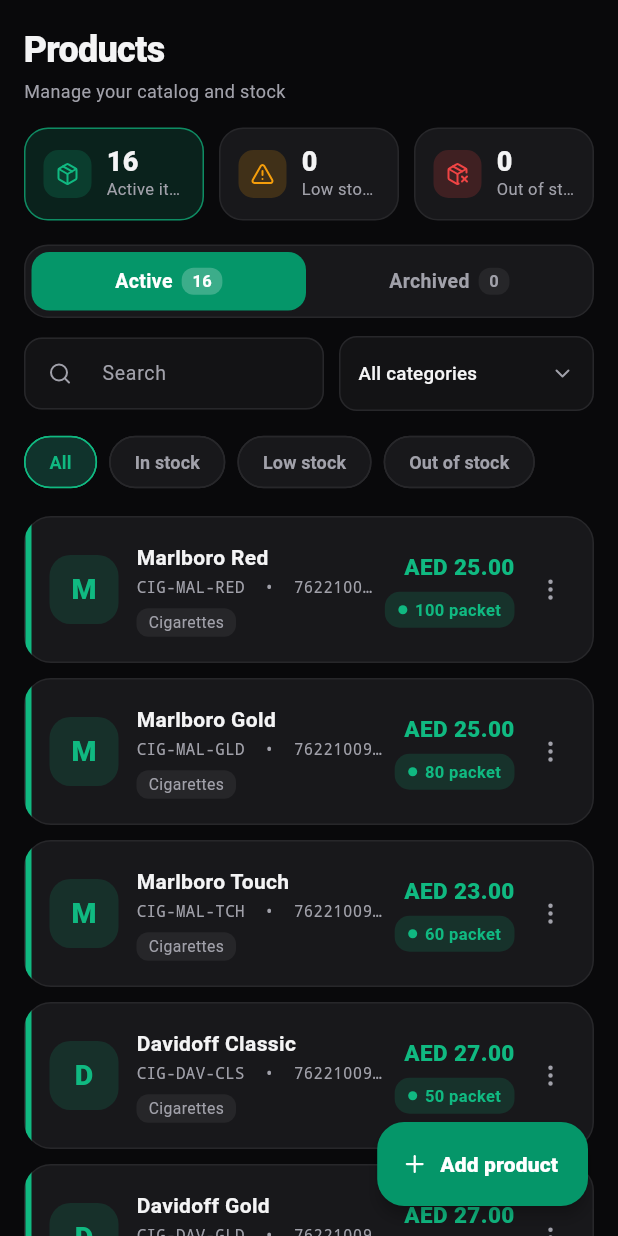
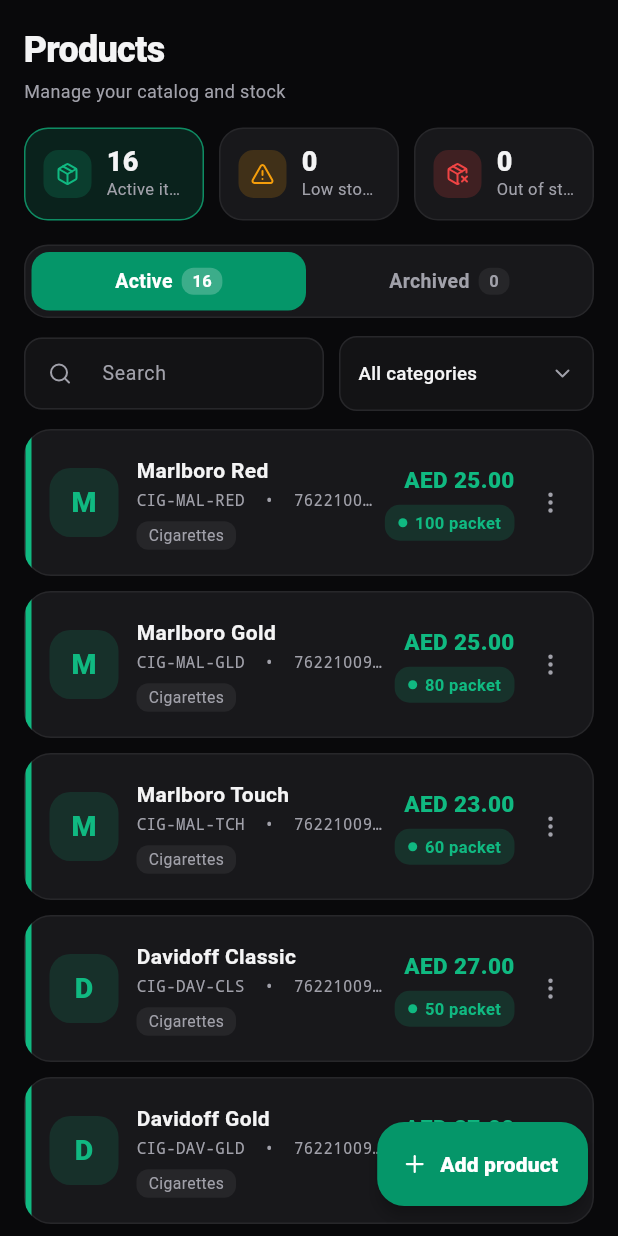
Before and after one commit to vinayakmdas/kunjuppa_pos, a Flutter app: the ProductsScreen widget shown alone on an empty page, opened directly, on a phone screen of 412 x 824 dp. Run offline on Flutter 3.47's test engine with Material 3 defaults, Android fonts, the phone set to English and light mode, and no system bars; our stand-ins replace flutter_blue_plus, lucide_icons_flutter, permission_handler, shared_preferences; missing offline and left inert: blue_thermal_printer; accounts and stored records are empty.

Commit message:
completed 5th

```diff
--- a/lib/screens/products_screen.dart
+++ b/lib/screens/products_screen.dart
@@ -555,28 +555,6 @@
     );
   }
 
-  Widget _filterChip(String id, String label) {
-    final selected = _stockFilter == id;
-    return Padding(
-      padding: const EdgeInsets.only(right: 8),
-      child: ChoiceChip(
-        label: Text(label),
-        selected: selected,
-        showCheckmark: false,
-        selectedColor: AppColors.primary.withValues(alpha: 0.25),
-        backgroundColor: AppColors.darkCard,
-        side: BorderSide(color: selected ? AppColors.primaryLight : AppColors.darkCardBorder),
-        shape: RoundedRectangleBorder(borderRadius: BorderRadius.circular(20)),
-        labelStyle: TextStyle(
-          fontSize: 12,
-          fontWeight: FontWeight.w600,
-          color: selected ? AppColors.primaryLight : AppColors.darkSubtext,
-        ),
-        onSelected: (_) => setState(() => _stockFilter = id),
-      ),
-    );
-  }
-
   Widget _productCard(Product p, SettingsProvider settingsProv, ProductProvider productProv) {
     final settings = settingsProv.settings;
     final status = _statusOf(p, settings.lowStockThreshold);
@@ -867,6 +845,10 @@
       children: [
         Padding(
           padding: const EdgeInsets.fromLTRB(16, 16, 16, 0),
+          child: CustomScrollView(
+            slivers: [
+              // Everything above the list now scrolls with the list
+              SliverToBoxAdapter(
                 child: Column(
                   crossAxisAlignment: CrossAxisAlignment.start,
                   children: [
@@ -1007,36 +989,28 @@
                         ),
                       ],
                     ),
-              const SizedBox(height: 10),
-
-              // Stock chips
-              SingleChildScrollView(
-                scrollDirection: Axis.horizontal,
-                child: Row(
-                  children: [
-                    _filterChip('all', 'All'),
-                    _filterChip('in_stock', 'In stock'),
-                    _filterChip('low_stock', 'Low stock'),
-                    _filterChip('out_of_stock', 'Out of stock'),
+                    const SizedBox(height: 8),
                   ],
                 ),
               ),
-              const SizedBox(height: 8),
 
               // Result list
-              Expanded(
-                child: filtered.isEmpty
-                    ? _emptyState(hasFilters)
-                    : GridView.builder(
+              if (filtered.isEmpty)
+                SliverToBoxAdapter(child: _emptyState(hasFilters))
+              else
+                SliverPadding(
                   padding: const EdgeInsets.only(top: 4, bottom: 96),
+                  sliver: SliverGrid(
                     gridDelegate: const SliverGridDelegateWithMaxCrossAxisExtent(
                       maxCrossAxisExtent: 540,
                       mainAxisExtent: 98,
                       crossAxisSpacing: 12,
                       mainAxisSpacing: 10,
                     ),
-                        itemCount: filtered.length,
-                        itemBuilder: (_, i) => _productCard(filtered[i], settingsProv, productProv),
+                    delegate: SliverChildBuilderDelegate(
+                      (_, i) => _productCard(filtered[i], settingsProv, productProv),
+                      childCount: filtered.length,
+                    ),
                   ),
                 ),
             ],
```
Also changed, not shown: lib/screens/login_screen.dart (+48 -10 lines), lib/screens/pos_screen.dart (+191 -122 lines). Lines whose indentation alone changed are shown as unchanged.
